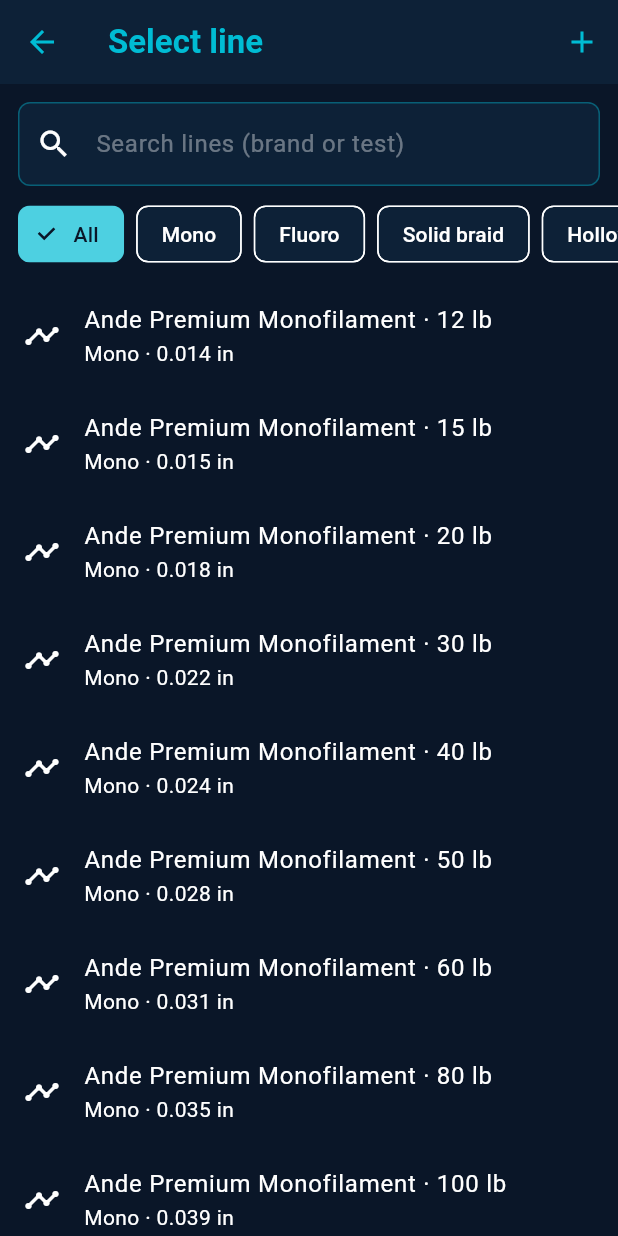
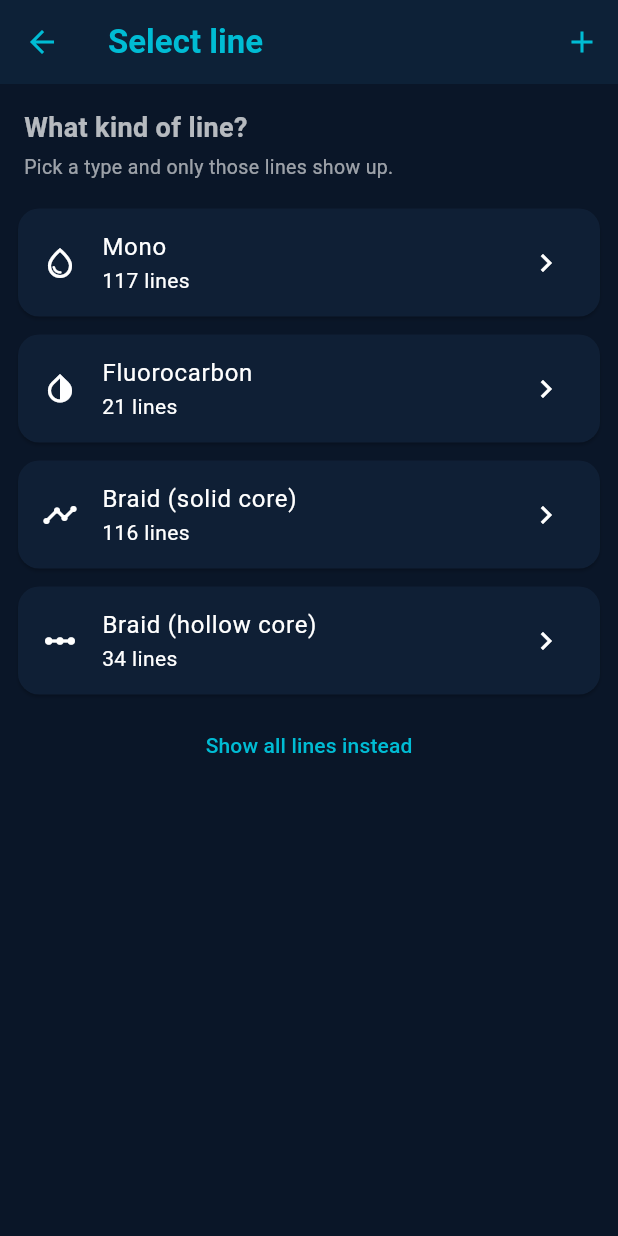
Before and after one commit to SilasMarner/open-spool, a Flutter app: the LinePickerScreen screen opened directly, on a phone screen of 412 x 824 dp. Run offline on Flutter 3.47's test engine with Material 3 defaults, Android fonts, the phone set to English and light mode, and no system bars; our stand-ins replace share_plus, shared_preferences, sqflite; accounts and stored records are empty.

Commit message:
UX: discoverable Save favorite + type-first line picker
- Add a labelled Save favorite button to the capacity result card so saving
  a loadout no longer depends on finding the AppBar star (which is also kept).
  The save flow itself was working; it just was not discoverable.
- Line picker now asks "What kind of line?" first (Mono/Fluoro/Solid/Hollow,
  with counts) and then shows only that type -- other types are off-screen.
  This replaces the type-filter chip row whose last chip (Hollow braid) was
  clipped at the screen edge. "Show all lines instead" and a change-type
  affordance remain. Adding a custom line drops you into its type list.
- Reel picker type chips now Wrap instead of horizontal-scroll, for parity.

```diff
--- a/lib/ui/screens/home_screen.dart
+++ b/lib/ui/screens/home_screen.dart
@@ -426,6 +426,7 @@ class _HomeScreenState extends State<HomeScreen> {
         overflowText: r.overflowText,
         unverifiedInputs: r.unverified,
         onShare: () => _shareResult(r),
+        onSave: _saveLoadout,
       );
 
   Future<void> _shareResult(ComputedResult r) async {
--- a/lib/ui/screens/line_picker_screen.dart
+++ b/lib/ui/screens/line_picker_screen.dart
@@ -16,12 +16,16 @@ class LinePickerScreen extends StatefulWidget {
 
 class _LinePickerScreenState extends State<LinePickerScreen> {
   String _query = '';
-  LineType? _typeFilter;
+
+  /// The chosen line type. Null *and* not-yet-chosen → show the type chooser.
+  /// Null *and* chosen → "Show all" was tapped, so list every type.
+  LineType? _type;
+  bool _typeChosen = false;
 
   List<Line> get _filtered {
     final q = _query.toLowerCase();
     return catalog.lines.where((l) {
-      if (_typeFilter != null && l.type != _typeFilter) return false;
+      if (_type != null && l.type != _type) return false;
       if (q.isEmpty) return true;
       return l.displayName.toLowerCase().contains(q) ||
           l.lbTest.toStringAsFixed(0).contains(q);
@@ -32,12 +36,36 @@ class _LinePickerScreenState extends State<LinePickerScreen> {
       });
   }
 
+  /// Back arrow: from the list, step back to the type chooser; from the
+  /// chooser, leave the picker entirely.
+  void _back() {
+    if (_typeChosen) {
+      setState(() {
+        _typeChosen = false;
+        _query = '';
+      });
+    } else {
+      Navigator.pop(context);
+    }
+  }
+
+  void _chooseType(LineType? type) =>
+      setState(() {
+        _type = type;
+        _typeChosen = true;
+      });
+
   @override
   Widget build(BuildContext context) {
-    final u = settings.units;
     return Scaffold(
       appBar: AppBar(
-        title: Text(widget.title),
+        leading: IconButton(
+          icon: const Icon(Icons.arrow_back),
+          onPressed: _back,
+        ),
+        title: Text(_typeChosen
+            ? (_type == null ? 'All lines' : '${_type!.shortLabel} lines')
+            : widget.title),
         actions: [
           IconButton(
             icon: const Icon(Icons.add),
@@ -46,34 +74,88 @@ class _LinePickerScreenState extends State<LinePickerScreen> {
           ),
         ],
       ),
-      body: Column(
+      body: _typeChosen ? _listBody() : _typeChooser(),
+    );
+  }
+
+  // ---- Stage 1: pick the line type ----------------------------------------
+
+  Widget _typeChooser() => ListView(
+        padding: const EdgeInsets.fromLTRB(12, 16, 12, 16),
+        children: [
+          const Padding(
+            padding: EdgeInsets.fromLTRB(4, 0, 4, 4),
+            child: Text('What kind of line?',
+                style: TextStyle(fontSize: 18, fontWeight: FontWeight.bold)),
+          ),
+          const Padding(
+            padding: EdgeInsets.fromLTRB(4, 0, 4, 12),
+            child: Text('Pick a type and only those lines show up.',
+                style: TextStyle(color: Colors.white60, fontSize: 13)),
+          ),
+          _typeOption(LineType.mono, Icons.water_drop_outlined),
+          _typeOption(LineType.fluoro, Icons.invert_colors_outlined),
+          _typeOption(LineType.braidSolid, Icons.timeline),
+          _typeOption(LineType.braidHollow, Icons.linear_scale),
+          const SizedBox(height: 4),
+          Center(
+            child: TextButton(
+              onPressed: () => _chooseType(null),
+              child: const Text('Show all lines instead'),
+            ),
+          ),
+        ],
+      );
+
+  Widget _typeOption(LineType type, IconData icon) {
+    final count = catalog.lines.where((l) => l.type == type).length;
+    return Card(
+      child: ListTile(
+        leading: Icon(icon),
+        title: Text(type.label),
+        subtitle: Text('$count lines'),
+        trailing: const Icon(Icons.chevron_right),
+        onTap: () => _chooseType(type),
+      ),
+    );
+  }
+
+  // ---- Stage 2: the filtered list -----------------------------------------
+
+  Widget _listBody() {
+    final u = settings.units;
+    final list = _filtered;
+    return Column(
       children: [
         Padding(
-            padding: const EdgeInsets.fromLTRB(12, 12, 12, 0),
+          padding: const EdgeInsets.fromLTRB(12, 12, 12, 4),
           child: TextField(
             decoration: const InputDecoration(
               prefixIcon: Icon(Icons.search),
-                hintText: 'Search lines (brand or test)',
+              hintText: 'Search (brand or test)',
               border: OutlineInputBorder(),
             ),
             onChanged: (v) => setState(() => _query = v),
           ),
         ),
-          SingleChildScrollView(
-            scrollDirection: Axis.horizontal,
-            padding: const EdgeInsets.symmetric(horizontal: 12, vertical: 8),
-            child: Row(
-              children: [
-                _filterChip('All', null),
-                _filterChip('Mono', LineType.mono),
-                _filterChip('Fluoro', LineType.fluoro),
-                _filterChip('Solid braid', LineType.braidSolid),
-                _filterChip('Hollow braid', LineType.braidHollow),
-              ],
+        Align(
+          alignment: Alignment.centerLeft,
+          child: Padding(
+            padding: const EdgeInsets.fromLTRB(14, 2, 12, 6),
+            child: TextButton.icon(
+              onPressed: () => setState(() {
+                _typeChosen = false;
+                _query = '';
+              }),
+              icon: const Icon(Icons.swap_horiz, size: 18),
+              label: Text(_type == null
+                  ? 'Showing all types · change'
+                  : 'Showing ${_type!.shortLabel} · change type'),
+            ),
           ),
         ),
         Expanded(
-            child: _filtered.isEmpty
+          child: list.isEmpty
               ? _EmptyState(
                   icon: Icons.search_off,
                   message: 'No lines match.',
@@ -82,37 +164,30 @@ class _LinePickerScreenState extends State<LinePickerScreen> {
               : ListView.builder(
                   padding: EdgeInsets.only(
                       bottom: MediaQuery.of(context).viewPadding.bottom),
-              itemCount: _filtered.length,
+                  itemCount: list.length,
                   itemBuilder: (context, i) {
-                final l = _filtered[i];
+                    final l = list[i];
                     return ListTile(
                       leading: const Icon(Icons.timeline),
                       title: Row(
                         children: [
-                      Flexible(child: Text('${l.displayName} · ${u.test(l.lbTest)}')),
+                          Flexible(
+                              child: Text(
+                                  '${l.displayName} · ${u.test(l.lbTest)}')),
                           if (l.custom) const _Tag('custom'),
                           if (l.unverified) const _Tag('VERIFY', warn: true),
                         ],
                       ),
-                  subtitle: Text('${l.type.shortLabel} · ${u.diameter(l.diameterIn)}'),
+                      subtitle: Text(
+                          '${l.type.shortLabel} · ${u.diameter(l.diameterIn)}'),
                       onTap: () => Navigator.pop(context, l),
                     );
                   },
                 ),
         ),
       ],
-      ),
     );
   }
-
-  Widget _filterChip(String label, LineType? type) => Padding(
-        padding: const EdgeInsets.only(right: 8),
-        child: ChoiceChip(
-          label: Text(label),
-          selected: _typeFilter == type,
-          onSelected: (_) => setState(() => _typeFilter = type),
-        ),
-      );
 
   Future<void> _addCustom() async {
     final line = await showDialog<Line>(
@@ -121,7 +196,14 @@ class _LinePickerScreenState extends State<LinePickerScreen> {
     );
     if (line != null) {
       await catalog.addCustomLine(line);
-      if (mounted) setState(() {});
+      // Land in the new line's type list so it's right there to pick.
+      if (mounted) {
+        setState(() {
+          _type = line.type;
+          _typeChosen = true;
+          _query = '';
+        });
+      }
     }
   }
 }
```
Also changed, not shown: lib/ui/screens/reel_picker_screen.dart (+8 -10 lines), lib/ui/widgets/capacity_result_card.dart (+20 -3 lines). Lines whose indentation alone changed are shown as unchanged.
